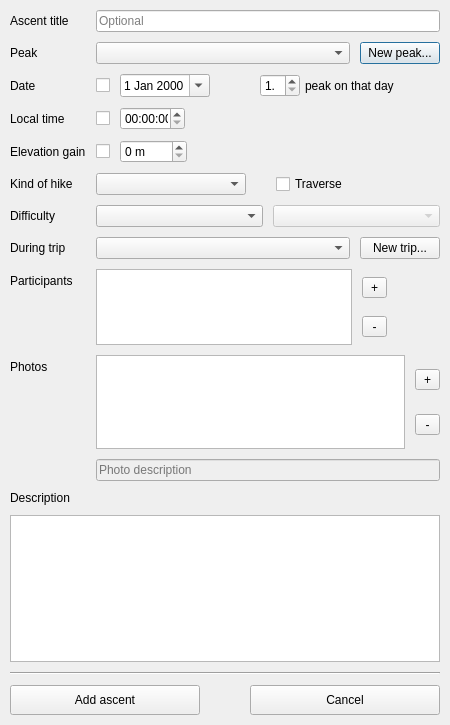
The window that src/ui/ascent_dialog.ui (svetter/pal) describes before a commit, drawn with Qt 5.
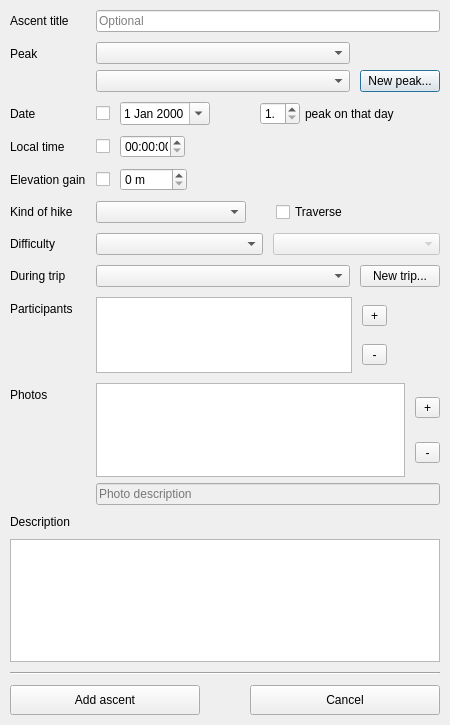
The same window after the commit.

Commit message: Filter peak by region in ascent dialog (#156)

```diff
--- a/src/ui/ascent_dialog.ui
+++ b/src/ui/ascent_dialog.ui
@@ -77,11 +77,14 @@
       </widget>
      </item>
      <item row="1" column="1">
-      <layout class="QHBoxLayout" name="peakSelectionLayout">
-       <property name="spacing">
+      <layout class="QGridLayout" name="peakLayout">
+       <property name="horizontalSpacing">
         <number>10</number>
        </property>
-       <item>
+       <property name="verticalSpacing">
+        <number>6</number>
+       </property>
+       <item row="2" column="0">
         <widget class="QComboBox" name="peakCombo">
          <property name="sizePolicy">
           <sizepolicy hsizetype="MinimumExpanding" vsizetype="Fixed">
@@ -100,7 +103,20 @@
          </property>
         </widget>
        </item>
-       <item>
+       <item row="1" column="0">
+        <widget class="QComboBox" name="regionFilterCombo">
+         <property name="sizePolicy">
+          <sizepolicy hsizetype="MinimumExpanding" vsizetype="Fixed">
+           <horstretch>0</horstretch>
+           <verstretch>0</verstretch>
+          </sizepolicy>
+         </property>
+         <property name="placeholderText">
+          <string>Filter peaks by region</string>
+         </property>
+        </widget>
+       </item>
+       <item row="2" column="1">
         <widget class="QPushButton" name="newPeakButton">
          <property name="text">
           <string>New peak...</string>
@@ -635,7 +651,7 @@
      <item row="9" column="1">
       <layout class="QVBoxLayout" name="photosLayout">
        <property name="spacing">
-        <number>10</number>
+        <number>6</number>
        </property>
        <item>
         <layout class="QHBoxLayout" name="photosListLayout">
```
The commit also changes 5 other files.
